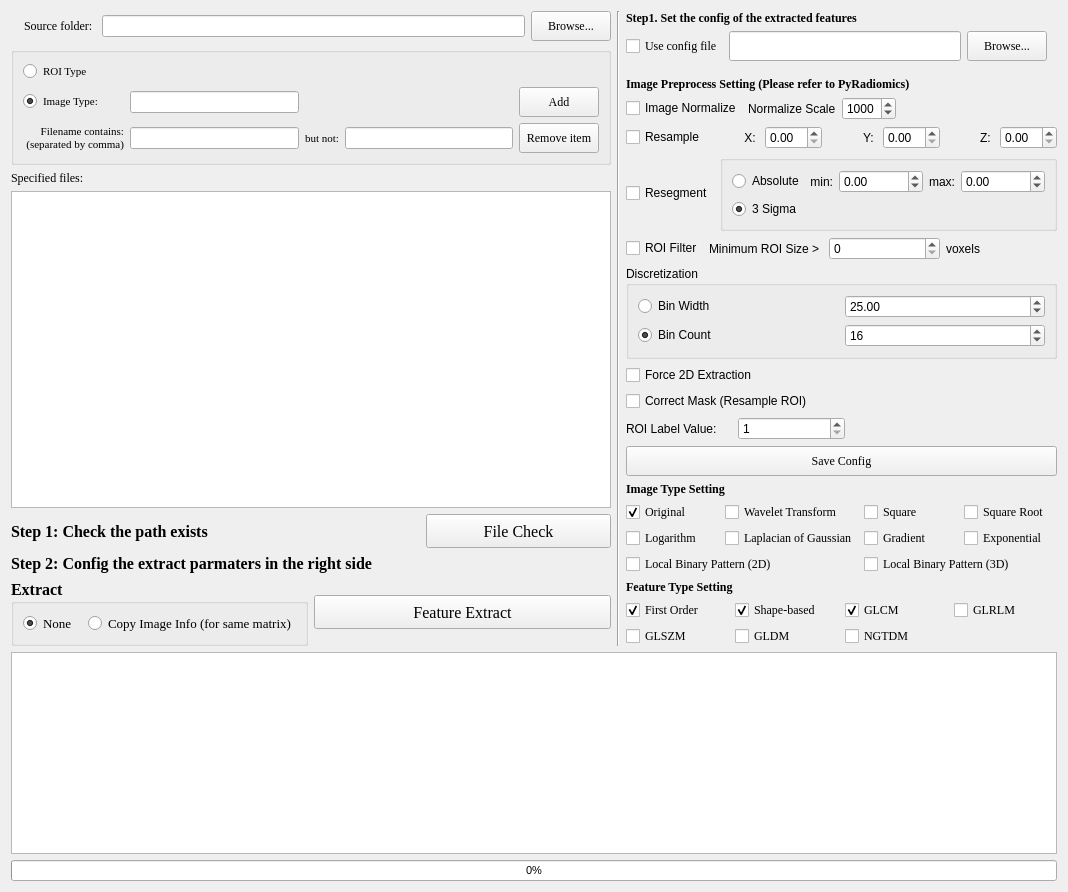
Qt form Feature/GUI/FeatureExtraction.ui (salan668/FAE) before a commit.
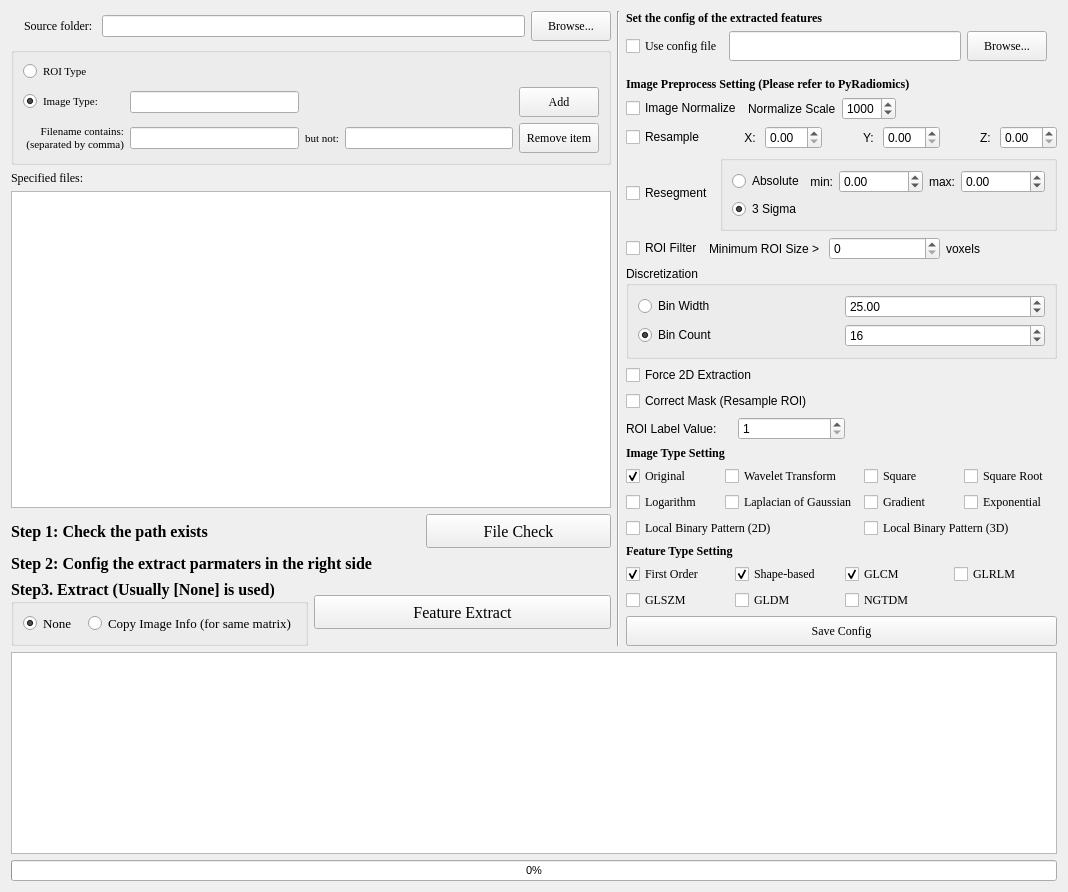
The same form after that commit.

Commit message: Re-commit the FeatureExtractionForm, Manually Update Feature Extraction UI

What changed in the file:
```diff
--- a/Feature/GUI/FeatureExtraction.ui
+++ b/Feature/GUI/FeatureExtraction.ui
@@ -342,7 +342,7 @@
               </font>
              </property>
              <property name="title">
-              <string>Extract</string>
+              <string>Step3. Extract (Usually [None] is used)</string>
              </property>
              <layout class="QHBoxLayout" name="horizontalLayout_3">
               <item>
@@ -427,7 +427,7 @@
             </font>
            </property>
            <property name="text">
-            <string>Step1. Set the config of the extracted features</string>
+            <string>Set the config of the extracted features</string>
            </property>
           </widget>
          </item>
@@ -847,26 +847,7 @@
             </layout>
            </item>
            <item>
-            <layout class="QHBoxLayout" name="horizontalLayout_15">
-             <item>
-              <widget class="QPushButton" name="buttonSaveConfig">
-               <property name="minimumSize">
-                <size>
-                 <width>0</width>
-                 <height>30</height>
-                </size>
-               </property>
-               <property name="font">
-                <font>
-                 <family>Times New Roman</family>
-                </font>
-               </property>
-               <property name="text">
-                <string>Save Config</string>
-               </property>
-              </widget>
-             </item>
-            </layout>
+            <layout class="QHBoxLayout" name="horizontalLayout_15"/>
            </item>
           </layout>
          </item>
@@ -1143,6 +1124,24 @@
              </item>
             </layout>
            </item>
+           <item>
+            <widget class="QPushButton" name="buttonSaveConfig">
+             <property name="minimumSize">
+              <size>
+               <width>0</width>
+               <height>30</height>
+              </size>
+             </property>
+             <property name="font">
+              <font>
+               <family>Times New Roman</family>
+              </font>
+             </property>
+             <property name="text">
+              <string>Save Config</string>
+             </property>
+            </widget>
+           </item>
           </layout>
          </item>
         </layout>
```
Left out of the diff: 84 changed lines with no effect on the pictures. The commit also changes 2 other files.
